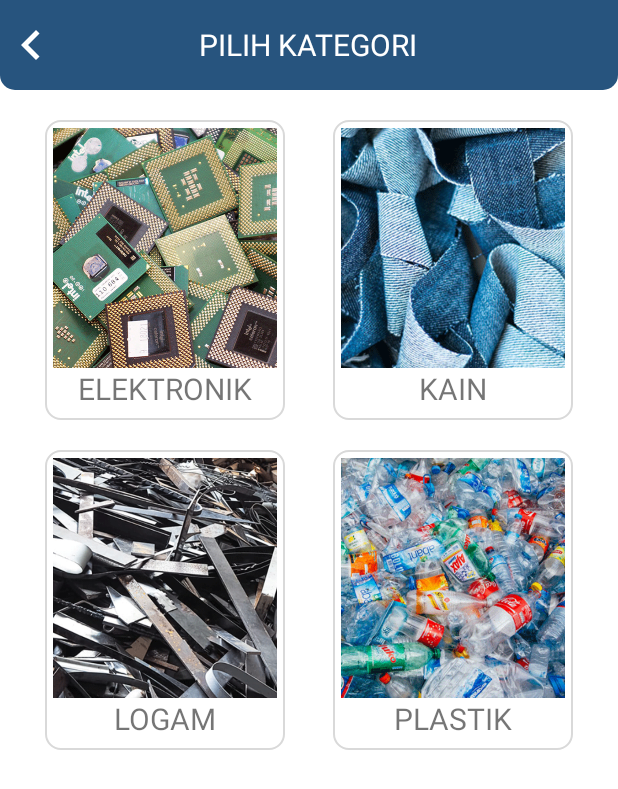
After one commit to MIqbalTaruna/AplikasiBankSampah, an Android app: the Kategori screen opened directly, with no data from a screen before it, on a phone screen of 412 x 824 dp. The commit adds this screen. Shown: the top 789 px of the screen. Run offline under Robolectric (Android 15) with nearby library versions, the phone set to English and light mode, and no system bars.

Commit message:
menambah aktivitas pilih kategori saat membeli barang

```diff
--- a/app/src/main/AndroidManifest.xml
+++ b/app/src/main/AndroidManifest.xml
@@ -14,8 +14,15 @@
         android:roundIcon="@mipmap/ic_launcher_round"
         android:supportsRtl="true"
         android:theme="@style/Theme.AplikasiBankSampah"
-        tools:targetApi="31"
-        android:usesCleartextTraffic="true">
+        android:usesCleartextTraffic="true"
+        tools:targetApi="31">
+        <activity
+            android:name=".Kategori"
+            android:exported="false">
+            <meta-data
+                android:name="android.app.lib_name"
+                android:value="" />
+        </activity>
         <activity
             android:name=".SplashScreen"
             android:exported="false">
@@ -52,6 +59,4 @@
         </activity>
     </application>
 
-
-
 </manifest>
--- a/app/src/main/java/com/example/aplikasibanksampah/HomeFragment.java
+++ b/app/src/main/java/com/example/aplikasibanksampah/HomeFragment.java
@@ -4,6 +4,7 @@ import static com.example.aplikasibanksampah.Login.NAMA_KEY;
 import static com.example.aplikasibanksampah.Login.SHARED_PREFS;
 
 import android.content.Context;
+import android.content.Intent;
 import android.content.SharedPreferences;
 import android.os.Bundle;
 
@@ -16,6 +17,7 @@ import androidx.fragment.app.FragmentTransaction;
 import android.view.LayoutInflater;
 import android.view.View;
 import android.view.ViewGroup;
+import android.widget.LinearLayout;
 import android.widget.TextView;
 
 /**
@@ -28,6 +30,7 @@ public class HomeFragment extends Fragment {
     FragmentTransaction ft;
     SharedPreferences sharedpreferences;
     String nama;
+    LinearLayout beli_sampah;
 
     TextView haiNama;
 
@@ -94,5 +97,17 @@ public class HomeFragment extends Fragment {
         // Menampilkan text sapaan terhadap user
         haiNama = requireView().findViewById(R.id.hai_nama);
         haiNama.setText("Hai, " + nama);
+
+        // menambah button untuk beli barang
+        beli_sampah = requireView().findViewById(R.id.beli_sampah);
+        beli_sampah.setOnClickListener(new View.OnClickListener() {
+            @Override
+            public void onClick(View view) {
+                Intent intent = new Intent(getActivity(), Kategori.class);
+                startActivity(intent);
+                requireActivity().overridePendingTransition(R.anim.slide_in_right, R.anim.slide_out_left);
+                requireActivity().finish();
+            }
+        });
     }
 }
--- /dev/null
+++ b/app/src/main/java/com/example/aplikasibanksampah/Kategori.java
@@ -0,0 +1,43 @@
+package com.example.aplikasibanksampah;
+
+import androidx.appcompat.app.AppCompatActivity;
+
+import android.content.Intent;
+import android.os.Bundle;
+import android.view.View;
+import android.widget.ImageView;
+
+public class Kategori extends AppCompatActivity implements View.OnClickListener{
+    ImageView arrow_left;
+
+    @Override
+    protected void onCreate(Bundle savedInstanceState) {
+        super.onCreate(savedInstanceState);
+        setContentView(R.layout.activity_kategori);
+
+        if (getSupportActionBar() != null)
+            this.getSupportActionBar().hide();
+
+        // tombol kembali ke halaman home
+        arrow_left = findViewById(R.id.arrow_left);
+        arrow_left.setOnClickListener(this);
+
+    }
+
+    @Override
+    public void onClick(View view) {
+        switch(view.getId()){
+            case R.id.arrow_left:
+                finish();
+                break;
+        }
+    }
+
+    @Override
+    public void finish() {
+        Intent intent = new Intent(Kategori.this, MainActivity.class);
+        startActivity(intent);
+        overridePendingTransition(R.anim.slide_in_left, R.anim.slide_out_right);
+        super.finish();
+    }
+}
--- /dev/null
+++ b/app/src/main/res/drawable/ic_arrow_left.xml
@@ -0,0 +1,5 @@
+<vector android:autoMirrored="true" android:height="40dp"
+    android:tint="#000000" android:viewportHeight="24"
+    android:viewportWidth="24" android:width="40dp" xmlns:android="http://schemas.android.com/apk/res/android">
+    <path android:fillColor="@android:color/white" android:pathData="M15.41,16.59L10.83,12l4.58,-4.59L14,6l-6,6 6,6 1.41,-1.41z"/>
+</vector>
--- /dev/null
+++ b/app/src/main/res/layout/activity_kategori.xml
@@ -0,0 +1,144 @@
+<?xml version="1.0" encoding="utf-8"?>
+<RelativeLayout xmlns:android="http://schemas.android.com/apk/res/android"
+    xmlns:app="http://schemas.android.com/apk/res-auto"
+    xmlns:tools="http://schemas.android.com/tools"
+    android:layout_width="match_parent"
+    android:layout_height="match_parent"
+    android:background="@color/white"
+    tools:context=".Kategori">
+
+    <RelativeLayout
+        android:id="@+id/top_bar"
+        android:layout_width="match_parent"
+        android:layout_height="wrap_content"
+        android:paddingVertical="10dp"
+        android:backgroundTint="@color/blue_500"
+        android:background="@drawable/rounded_bottom"
+        android:layout_marginBottom="20dp">
+
+        <ImageView
+            android:id="@+id/arrow_left"
+            android:layout_width="wrap_content"
+            android:layout_height="wrap_content"
+            android:src="@drawable/ic_arrow_left"
+            app:tint="@color/white" />
+
+        <TextView
+            android:layout_width="wrap_content"
+            android:layout_height="wrap_content"
+            android:text="PILIH KATEGORI"
+            android:textSize="20sp"
+            android:textColor="@color/white"
+            android:layout_centerInParent="true"/>
+
+    </RelativeLayout>
+
+    <RelativeLayout
+        android:id="@+id/kategori_grup_1"
+        android:layout_below="@id/top_bar"
+        android:layout_width="match_parent"
+        android:layout_height="wrap_content"
+        android:layout_marginBottom="20dp"
+        android:layout_marginHorizontal="30dp">
+
+        <LinearLayout
+            android:id="@+id/e_waste"
+            android:layout_width="160dp"
+            android:layout_height="200dp"
+            android:orientation="vertical"
+            android:padding="5dp"
+            android:background="@drawable/rounded_corners">
+
+            <ImageView
+                android:layout_width="160dp"
+                android:layout_height="160dp"
+                android:src="@drawable/e_waste"/>
+
+            <TextView
+                android:layout_width="match_parent"
+                android:layout_height="wrap_content"
+                android:text="ELEKTRONIK"
+                android:textAlignment="center"
+                android:textSize="20sp"/>
+
+        </LinearLayout>
+
+        <LinearLayout
+            android:id="@+id/cloth_waste"
+            android:layout_width="160dp"
+            android:layout_height="200dp"
+            android:orientation="vertical"
+            android:padding="5dp"
+            android:background="@drawable/rounded_corners"
+            android:layout_alignParentEnd="true">
+
+            <ImageView
+                android:layout_width="160dp"
+                android:layout_height="160dp"
+                android:src="@drawable/cloth_waste"/>
+
+            <TextView
+                android:layout_width="match_parent"
+                android:layout_height="wrap_content"
+                android:text="KAIN"
+                android:textAlignment="center"
+                android:textSize="20sp"/>
+
+        </LinearLayout>
+
+    </RelativeLayout>
+
+    <RelativeLayout
+        android:layout_below="@id/kategori_grup_1"
+        android:layout_width="match_parent"
+        android:layout_height="wrap_content"
+        android:layout_marginHorizontal="30dp">
+
+        <LinearLayout
+            android:id="@+id/metal_waste"
+            android:layout_width="160dp"
+            android:layout_height="200dp"
+            android:orientation="vertical"
+            android:padding="5dp"
+            android:background="@drawable/rounded_corners">
+
+            <ImageView
+                android:layout_width="160dp"
+                android:layout_height="160dp"
+                android:src="@drawable/metal_waste"/>
+
+            <TextView
+                android:layout_width="match_parent"
+                android:layout_height="wrap_content"
+                android:text="LOGAM"
+                android:textAlignment="center"
+                android:textSize="20sp"/>
+
+        </LinearLayout>
+
+        <LinearLayout
+            android:id="@+id/plastic_waste"
+            android:layout_width="160dp"
+            android:layout_height="200dp"
+            android:orientation="vertical"
+            android:padding="5dp"
+            android:background="@drawable/rounded_corners"
+            android:layout_alignParentEnd="true">
+
+            <ImageView
+                android:layout_width="160dp"
+                android:layout_height="160dp"
+                android:src="@drawable/plastic_waste"/>
+
+            <TextView
+                android:layout_width="match_parent"
+                android:layout_height="wrap_content"
+                android:text="PLASTIK"
+                android:textAlignment="center"
+                android:textSize="20sp"/>
+
+        </LinearLayout>
+
+    </RelativeLayout>
+
+</RelativeLayout>
--- a/app/src/main/res/layout/fragment_home.xml
+++ b/app/src/main/res/layout/fragment_home.xml
@@ -64,6 +64,7 @@
                 android:layout_marginBottom="50dp">
 
                 <LinearLayout
+                    android:id="@+id/beli_sampah"
                     android:layout_width="160dp"
                     android:layout_height="190dp"
                     android:background="@drawable/rounded_corners"
```
Also changed, not shown: app/src/main/res/drawable/cloth_waste.png (added), app/src/main/res/drawable/e_waste.png (added), app/src/main/res/drawable/metal_waste.png (added), app/src/main/res/drawable/plastic_waste.png (added).
